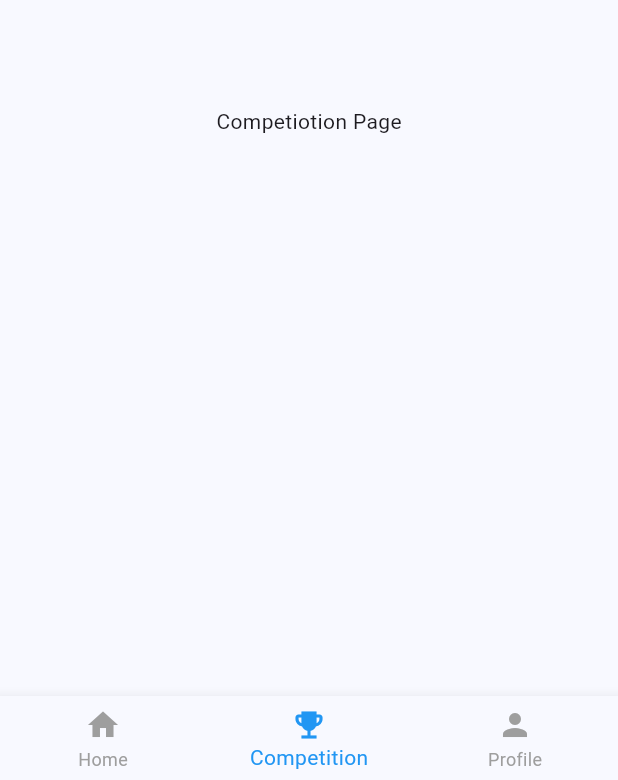
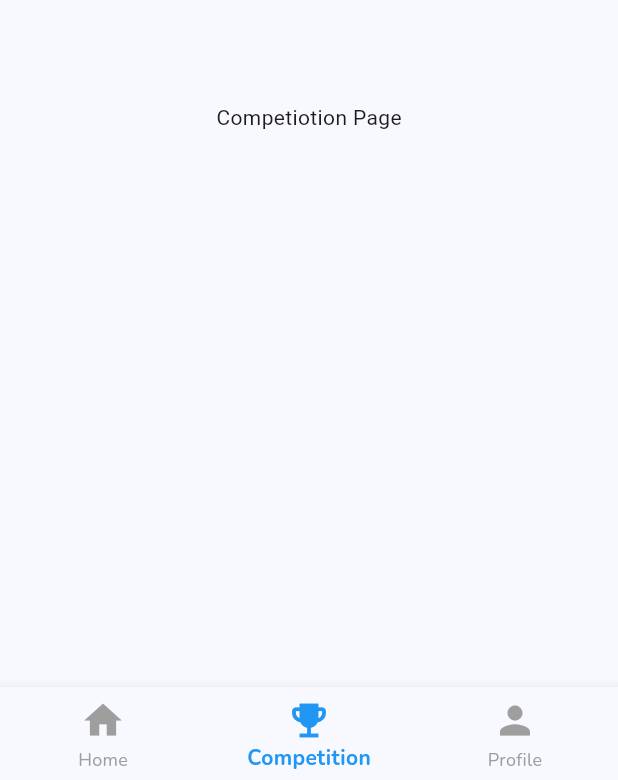
Before and after one commit to kharismamahesa/scorefootball, a Flutter app: the screen it shows after launch, item 2 of the bottom bar chosen, on a phone screen of 412 x 824 dp. Shown: the part 453-1233 px from the top of the screen. Run offline on Flutter 3.47's test engine with Material 3 defaults, Android fonts, the phone set to English and light mode, and no system bars; our stand-ins replace google_fonts.

Commit message:
Update home_page.dart

```diff
--- a/lib/home_page.dart
+++ b/lib/home_page.dart
@@ -1,4 +1,5 @@
 import 'package:flutter/material.dart';
+import 'package:google_fonts/google_fonts.dart';
 import 'package:scorefootball/pages/competition.dart';
 import 'package:scorefootball/pages/home.dart';
 import 'package:scorefootball/pages/profile.dart';
@@ -14,14 +15,12 @@ class HomePage extends StatefulWidget {
 class _HomePageState extends State<HomePage> {
   int _selectedIndex = 0;
 
-  // Daftar halaman yang akan ditampilkan saat item navigasi dipilih
   final List<Widget> _pages = [
     HomeScreen(),
     CompetitionScreen(),
     ProfileScreen(),
   ];
 
-  // Fungsi untuk memperbarui halaman yang dipilih
   void _onItemTapped(int index) {
     setState(() {
       _selectedIndex = index;
@@ -50,6 +49,15 @@ class _HomePageState extends State<HomePage> {
         currentIndex: _selectedIndex,
         selectedItemColor: AppColor.primary,
         unselectedItemColor: Colors.grey,
+        showUnselectedLabels: true,
+        selectedLabelStyle: GoogleFonts.nunito(
+          fontWeight: FontWeight.bold,
+          fontSize: 14,
+        ),
+        unselectedLabelStyle: GoogleFonts.nunito(
+          fontSize: 12,
+        ),
+        iconSize: 30,
         onTap: _onItemTapped,
       ),
     );
```
